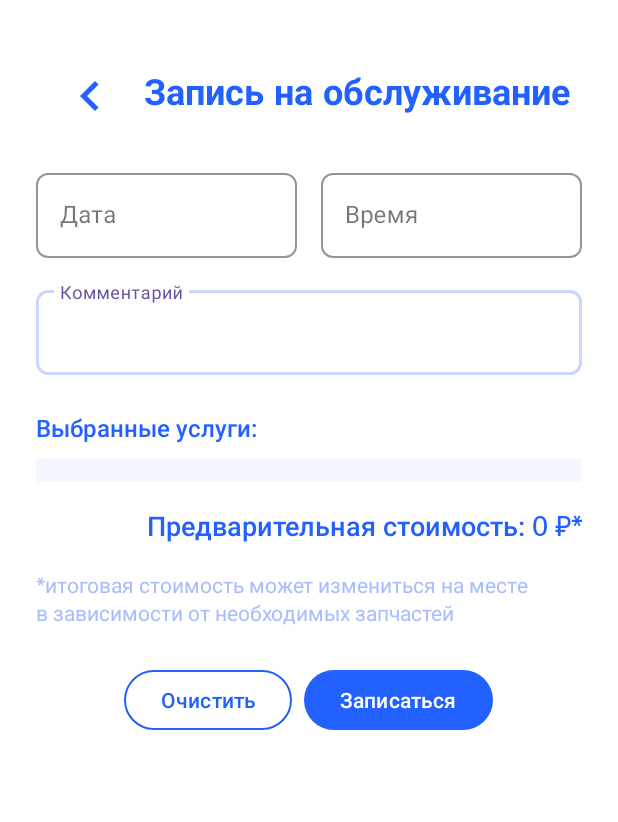
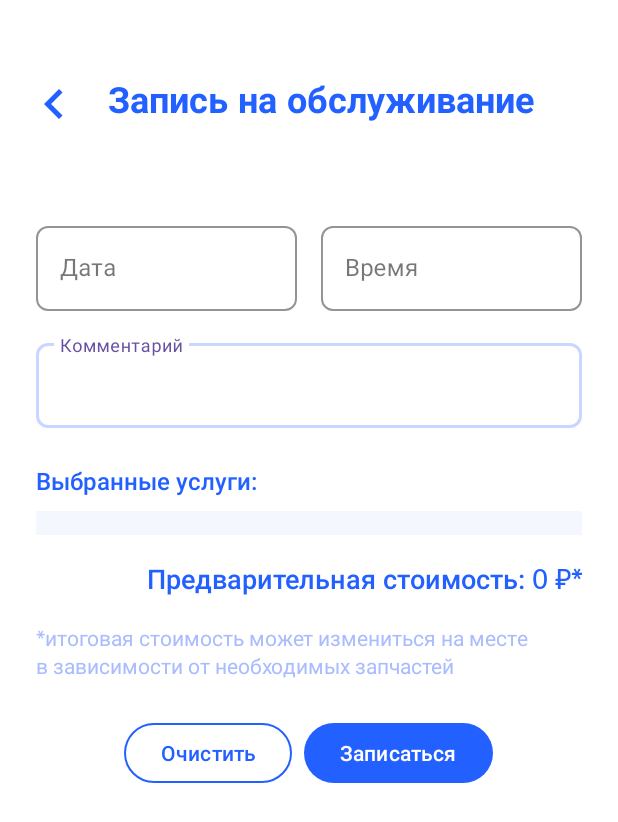
Before and after one commit to cherrra/Application, an Android app: the AddOrderActivity screen opened directly, with no data from a screen before it, on a phone screen of 412 x 824 dp. Shown: the top 822 px of the screen. Run offline under Robolectric (Android 15) with nearby library versions, the phone set to English and light mode, and no system bars; 4 statements that could not run were skipped.

Commit message:
upd: arrows

```diff
--- a/app/src/main/java/com/example/application/ui/view/AddOrderActivity.java
+++ b/app/src/main/java/com/example/application/ui/view/AddOrderActivity.java
@@ -11,6 +11,7 @@
 import android.widget.ArrayAdapter;
 import android.widget.Button;
 import android.widget.EditText;
+import android.widget.ImageView;
 import android.widget.LinearLayout;
 import android.widget.Spinner;
 import android.widget.TextView;
@@ -64,6 +65,9 @@
     protected void onCreate(Bundle savedInstanceState) {
         super.onCreate(savedInstanceState);
         setContentView(R.layout.activity_add_order);
+
+        ImageView backArrow = findViewById(R.id.backArrow);
+        backArrow.setOnClickListener(v -> finish());
 
         Log.d(TAG, "Инициализация активности");
 
--- /dev/null
+++ b/app/src/main/res/drawable/custom_spinner_background.xml
@@ -0,0 +1,9 @@
+<selector xmlns:android="http://schemas.android.com/apk/res/android">
+    <item>
+        <shape android:shape="rectangle">
+            <solid android:color="@android:color/transparent"/>
+            <corners android:radius="12dp"/>
+            <stroke android:width="1dp" android:color="#CAD6FF"/>
+        </shape>
+    </item>
+</selector>
--- /dev/null
+++ b/app/src/main/res/drawable/custom_spinner_dropdown.xml
@@ -0,0 +1,6 @@
+<shape xmlns:android="http://schemas.android.com/apk/res/android"
+    android:shape="rectangle">
+    <solid android:color="#FFFFFF"/>
+    <corners android:radius="8dp"/>
+    <stroke android:width="1dp" android:color="#CAD6FF"/>
+</shape>
--- a/app/src/main/res/layout/activity_add_car.xml
+++ b/app/src/main/res/layout/activity_add_car.xml
@@ -17,7 +17,9 @@
             android:id="@+id/headerContainer"
             android:layout_width="match_parent"
             android:layout_height="wrap_content"
-            android:layout_marginBottom="32dp">
+            android:layout_marginTop="25dp"
+            android:layout_marginBottom="24dp"
+            android:layout_marginStart="-24dp">
 
             <ImageView
                 android:id="@+id/backArrow"
--- a/app/src/main/res/layout/activity_add_order.xml
+++ b/app/src/main/res/layout/activity_add_order.xml
@@ -7,53 +7,65 @@
     android:padding="24dp"
     android:background="#FFFFFF">
 
+    <!-- Выбор автомобиля -->
+
     <RelativeLayout
         android:id="@+id/headerContainer"
         android:layout_width="match_parent"
         android:layout_height="wrap_content"
-        android:layout_marginTop="20dp"
-        android:layout_marginBottom="10dp">
+        android:layout_marginTop="25dp"
+        android:layout_marginBottom="24dp"
+        android:layout_marginStart="-24dp">
 
         <ImageView
             android:id="@+id/backArrow"
             android:layout_width="40dp"
             android:layout_height="40dp"
+            android:layout_centerVertical="true"
             android:layout_marginStart="16dp"
-            android:layout_centerVertical="true"
-            android:src="@drawable/ic_arrow_back"
-            android:contentDescription="Назад"/>
-
+            android:contentDescription="Назад"
+            android:src="@drawable/ic_arrow_back" />
 
         <TextView
             android:id="@+id/addOrderTitle"
             android:layout_width="match_parent"
             android:layout_height="wrap_content"
+            android:layout_marginStart="16dp"
             android:layout_toEndOf="@id/backArrow"
-            android:layout_marginStart="16dp"
+            android:fontFamily="@font/nunitosans_bold"
             android:text="Запись на обслуживание"
             android:textColor="#2260FF"
-            android:textSize="24sp"
-            android:fontFamily="@font/nunitosans_bold"/>
+            android:textSize="24sp" />
     </RelativeLayout>
 
-    <!-- Выбор автомобиля -->
+    <RelativeLayout
+        android:layout_width="match_parent"
+        android:layout_height="wrap_content"
+        android:layout_marginBottom="16dp">
+
         <com.google.android.material.textfield.TextInputLayout
             style="@style/Widget.MaterialComponents.TextInputLayout.OutlinedBox"
             android:layout_width="match_parent"
             android:layout_height="wrap_content"
             android:hint="Автомобиль"
             app:boxStrokeColor="#CAD6FF"
-        app:boxCornerRadiusTopStart="8dp"
-        app:boxCornerRadiusTopEnd="8dp"
-        app:boxCornerRadiusBottomEnd="8dp"
-        app:boxCornerRadiusBottomStart="8dp">
+            app:boxCornerRadiusTopStart="12dp"
+            app:boxCornerRadiusTopEnd="12dp"
+            app:boxCornerRadiusBottomEnd="12dp"
+            app:boxCornerRadiusBottomStart="12dp"
+            app:endIconTint="#2260FF">
 
-        <Spinner
+
+        <androidx.appcompat.widget.AppCompatSpinner
                 android:id="@+id/carSpinner"
                 android:layout_width="match_parent"
                 android:layout_height="wrap_content"
-            android:background="@android:color/transparent"/>
+                android:background="@drawable/custom_spinner_background"
+                android:popupBackground="@drawable/custom_spinner_dropdown"
+                android:spinnerMode="dropdown"/>
         </com.google.android.material.textfield.TextInputLayout>
+    </RelativeLayout>
+
 
     <!-- Дата и время в одной строке -->
     <LinearLayout
--- a/app/src/main/res/layout/activity_details.xml
+++ b/app/src/main/res/layout/activity_details.xml
@@ -6,14 +6,16 @@
     xmlns:tools="http://schemas.android.com/tools"
     android:orientation="vertical"
     android:background="#FFFFFF"
-    android:padding="16dp">
+    android:padding="20dp">
 
     <!-- Шапка с кнопкой назад и заголовком -->
     <RelativeLayout
         android:id="@+id/headerContainer"
         android:layout_width="match_parent"
         android:layout_height="wrap_content"
-        android:layout_marginBottom="24dp">
+        android:layout_marginTop="25dp"
+        android:layout_marginBottom="24dp"
+        android:layout_marginStart="-24dp">>
 
         <ImageView
             android:id="@+id/backArrow"
--- a/app/src/main/res/layout/activity_edit_car.xml
+++ b/app/src/main/res/layout/activity_edit_car.xml
@@ -12,12 +12,13 @@
         android:orientation="vertical"
         android:padding="24dp">
 
-        <!-- Улучшенный заголовок -->
         <RelativeLayout
             android:id="@+id/headerContainer"
             android:layout_width="match_parent"
             android:layout_height="wrap_content"
-            android:layout_marginBottom="32dp">
+            android:layout_marginTop="25dp"
+            android:layout_marginBottom="24dp"
+            android:layout_marginStart="-24dp">>
 
             <ImageView
                 android:id="@+id/backArrow"
```
Also changed, not shown: app/src/main/res/layout/activity_edit.xml (+3 -4 lines), app/src/main/res/layout/activity_privacy_policy.xml (+14 -23 lines). Lines whose indentation alone changed are shown as unchanged.
